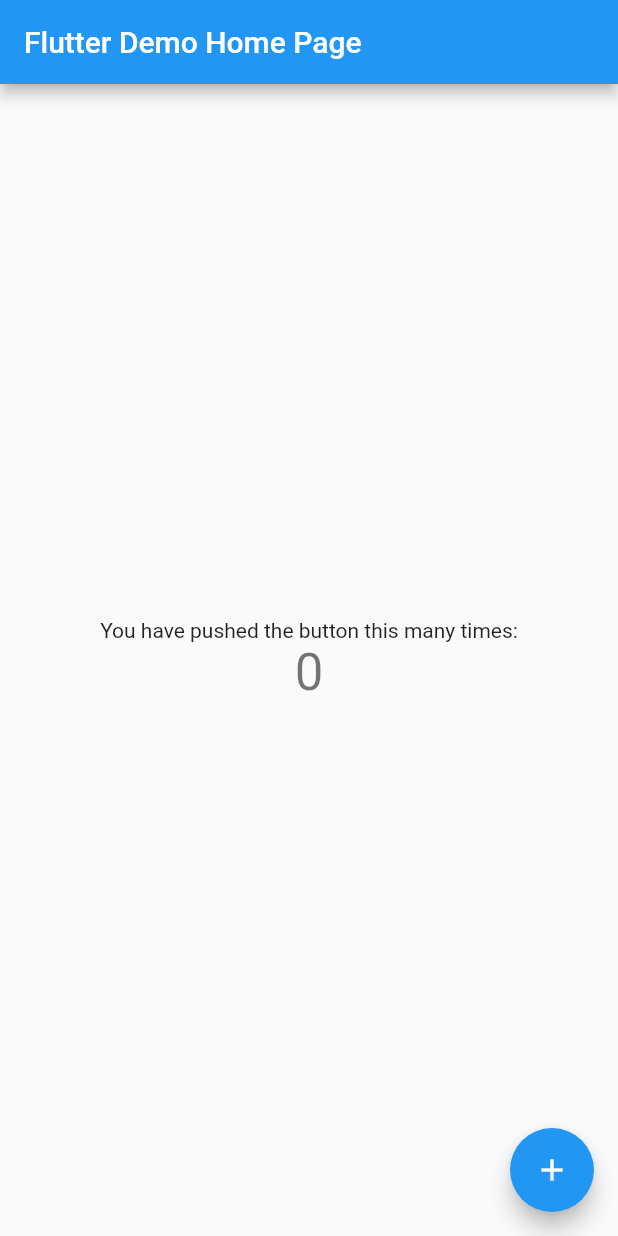
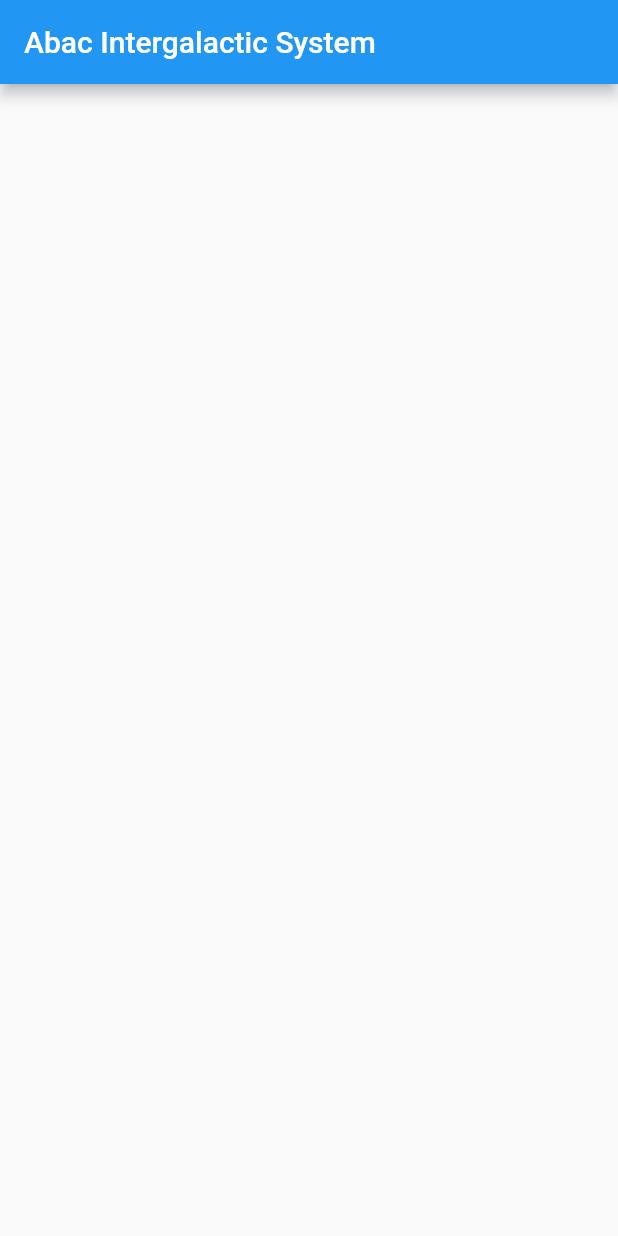
Before and after one commit to turcuciprian/intergalactic_system, a Flutter app: the screen it shows after launch, on a phone screen of 412 x 824 dp. Run offline on Flutter 3.47's test engine with Material 2 defaults, Android fonts, the phone set to English and light mode, and no system bars.

Commit message:
cleaned up project

```diff
--- a/lib/main.dart
+++ b/lib/main.dart
@@ -5,43 +5,21 @@
 }
 
 class MyApp extends StatelessWidget {
-  // This widget is the root of your application.
   @override
   Widget build(BuildContext context) {
     return MaterialApp(
-      title: 'Flutter Demo',
+      title: 'Abac IS',
       theme: ThemeData(
-        // This is the theme of your application.
-        //
-        // Try running your application with "flutter run". You'll see the
-        // application has a blue toolbar. Then, without quitting the app, try
-        // changing the primarySwatch below to Colors.green and then invoke
-        // "hot reload" (press "r" in the console where you ran "flutter run",
-        // or simply save your changes to "hot reload" in a Flutter IDE).
-        // Notice that the counter didn't reset back to zero; the application
-        // is not restarted.
         primarySwatch: Colors.blue,
-        // This makes the visual density adapt to the platform that you run
-        // the app on. For desktop platforms, the controls will be smaller and
-        // closer together (more dense) than on mobile platforms.
         visualDensity: VisualDensity.adaptivePlatformDensity,
       ),
-      home: MyHomePage(title: 'Flutter Demo Home Page'),
+      home: MyHomePage(title: 'Abac Intergalactic System'),
     );
   }
 }
 
 class MyHomePage extends StatefulWidget {
   MyHomePage({Key key, this.title}) : super(key: key);
-
-  // This widget is the home page of your application. It is stateful, meaning
-  // that it has a State object (defined below) that contains fields that affect
-  // how it looks.
-
-  // This class is the configuration for the state. It holds the values (in this
-  // case the title) provided by the parent (in this case the App widget) and
-  // used by the build method of the State. Fields in a Widget subclass are
-  // always marked "final".
 
   final String title;
 
@@ -50,68 +28,15 @@
 }
 
 class _MyHomePageState extends State<MyHomePage> {
-  int _counter = 0;
-
-  void _incrementCounter() {
-    setState(() {
-      // This call to setState tells the Flutter framework that something has
-      // changed in this State, which causes it to rerun the build method below
-      // so that the display can reflect the updated values. If we changed
-      // _counter without calling setState(), then the build method would not be
-      // called again, and so nothing would appear to happen.
-      _counter++;
-    });
-  }
-
   @override
   Widget build(BuildContext context) {
-    // This method is rerun every time setState is called, for instance as done
-    // by the _incrementCounter method above.
-    //
-    // The Flutter framework has been optimized to make rerunning build methods
-    // fast, so that you can just rebuild anything that needs updating rather
-    // than having to individually change instances of widgets.
     return Scaffold(
       appBar: AppBar(
-        // Here we take the value from the MyHomePage object that was created by
-        // the App.build method, and use it to set our appbar title.
         title: Text(widget.title),
       ),
       body: Center(
-        // Center is a layout widget. It takes a single child and positions it
-        // in the middle of the parent.
-        child: Column(
-          // Column is also a layout widget. It takes a list of children and
-          // arranges them vertically. By default, it sizes itself to fit its
-          // children horizontally, and tries to be as tall as its parent.
-          //
-          // Invoke "debug painting" (press "p" in the console, choose the
-          // "Toggle Debug Paint" action from the Flutter Inspector in Android
-          // Studio, or the "Toggle Debug Paint" command in Visual Studio Code)
-          // to see the wireframe for each widget.
-          //
-          // Column has various properties to control how it sizes itself and
-          // how it positions its children. Here we use mainAxisAlignment to
-          // center the children vertically; the main axis here is the vertical
-          // axis because Columns are vertical (the cross axis would be
-          // horizontal).
-          mainAxisAlignment: MainAxisAlignment.center,
-          children: <Widget>[
-            Text(
-              'You have pushed the button this many times:',
-            ),
-            Text(
-              '$_counter',
-              style: Theme.of(context).textTheme.headline4,
-            ),
-          ],
-        ),
+        child: Column(),
       ),
-      floatingActionButton: FloatingActionButton(
-        onPressed: _incrementCounter,
-        tooltip: 'Increment',
-        child: Icon(Icons.add),
-      ), // This trailing comma makes auto-formatting nicer for build methods.
     );
   }
 }
```
